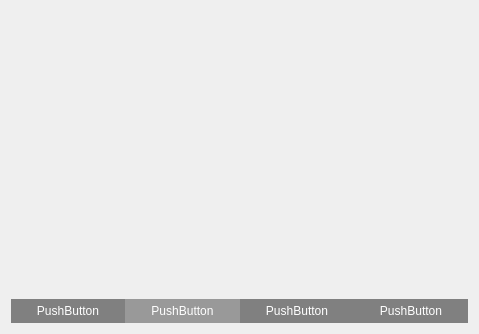
This is Gui/MyWidget.ui in xtuer/Qt as Qt 5 draws it before an edit. The edited form follows.
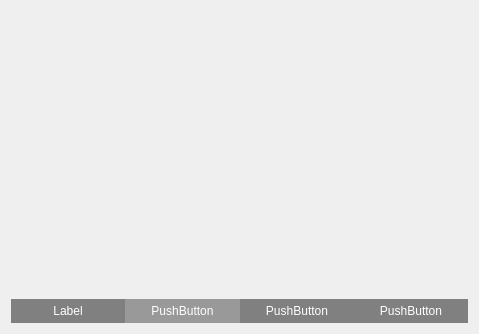
This is the edited form.

Diff of the .ui file:
```diff
--- a/Gui/MyWidget.ui
+++ b/Gui/MyWidget.ui
@@ -58,7 +58,7 @@
      <item row="0" column="0">
       <widget class="QPushButton" name="pushButton">
        <property name="text">
-        <string>PushButton</string>
+        <string>Label</string>
        </property>
        <property name="checkable">
         <bool>true</bool>
```
